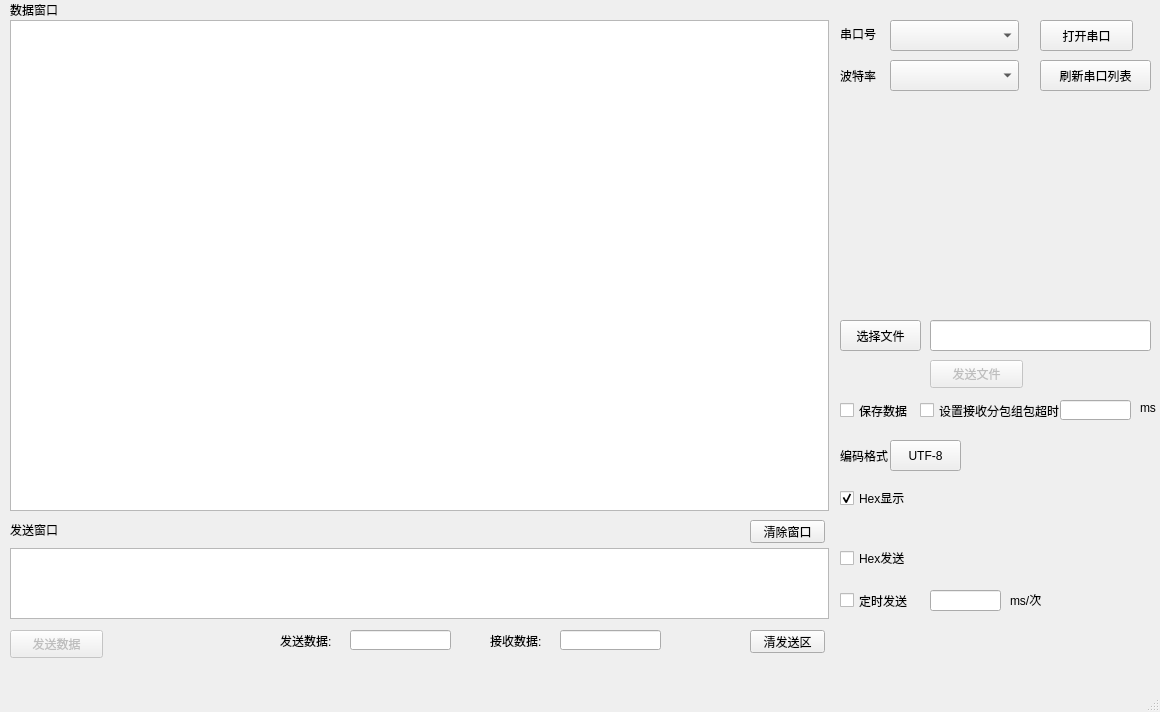
First picture: the form in ser_prj/untitled.ui, repository getBossMuchMoney/pyqt_serialTool, before the edit.
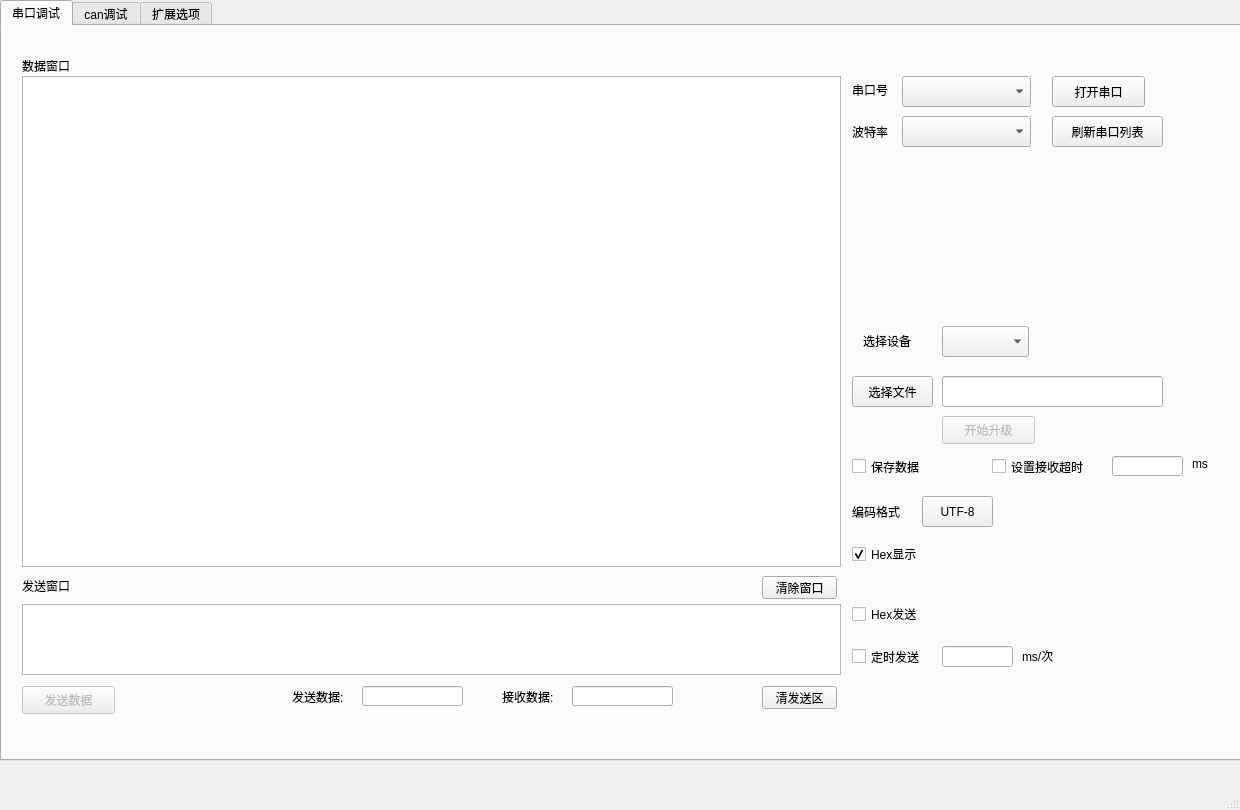
Second picture: the form after the edit.

```diff
--- a/ser_prj/untitled.ui
+++ b/ser_prj/untitled.ui
@@ -6,8 +6,8 @@
    <rect>
     <x>0</x>
     <y>0</y>
-    <width>1160</width>
-    <height>712</height>
+    <width>1240</width>
+    <height>810</height>
    </rect>
   </property>
   <property name="windowTitle">
@@ -17,11 +17,86 @@
    <enum>Qt::LeftToRight</enum>
   </property>
   <widget class="QWidget" name="centralwidget">
+   <widget class="QTabWidget" name="tabWidget">
+    <property name="geometry">
+     <rect>
+      <x>0</x>
+      <y>0</y>
+      <width>1241</width>
+      <height>761</height>
+     </rect>
+    </property>
+    <property name="currentIndex">
+     <number>0</number>
+    </property>
+    <widget class="QWidget" name="tab">
+     <attribute name="title">
+      <string>串口调试</string>
+     </attribute>
+     <widget class="QComboBox" name="Com_Band">
+      <property name="geometry">
+       <rect>
+        <x>900</x>
+        <y>90</y>
+        <width>129</width>
+        <height>31</height>
+       </rect>
+      </property>
+     </widget>
+     <widget class="QPushButton" name="Open_Com">
+      <property name="geometry">
+       <rect>
+        <x>1050</x>
+        <y>50</y>
+        <width>93</width>
+        <height>31</height>
+       </rect>
+      </property>
+      <property name="text">
+       <string>打开串口</string>
+      </property>
+     </widget>
+     <widget class="QTextEdit" name="Send_Data_Display">
+      <property name="geometry">
+       <rect>
+        <x>20</x>
+        <y>578</y>
+        <width>819</width>
+        <height>71</height>
+       </rect>
+      </property>
+     </widget>
+     <widget class="QPushButton" name="encodingFormat">
+      <property name="geometry">
+       <rect>
+        <x>920</x>
+        <y>470</y>
+        <width>71</width>
+        <height>31</height>
+       </rect>
+      </property>
+      <property name="text">
+       <string>UTF-8</string>
+      </property>
+     </widget>
+     <widget class="QLabel" name="label_3">
+      <property name="geometry">
+       <rect>
+        <x>850</x>
+        <y>48</y>
+        <width>49</width>
+        <height>31</height>
+       </rect>
+      </property>
+      <property name="text">
+       <string>串口号</string>
+      </property>
+     </widget>
    <widget class="QTextEdit" name="Data_Display">
     <property name="geometry">
      <rect>
-      <x>10</x>
-      <y>20</y>
+        <x>20</x>
+        <y>50</y>
       <width>819</width>
       <height>491</height>
      </rect>
@@ -33,173 +108,34 @@
      <string/>
     </property>
    </widget>
-   <widget class="QLabel" name="label_2">
+     <widget class="QComboBox" name="ChosedeviceID">
     <property name="geometry">
      <rect>
-      <x>10</x>
-      <y>520</y>
-      <width>69</width>
-      <height>19</height>
-     </rect>
-    </property>
-    <property name="text">
-     <string>发送窗口</string>
-    </property>
-   </widget>
-   <widget class="QPushButton" name="Send_Data">
-    <property name="enabled">
-     <bool>false</bool>
-    </property>
-    <property name="geometry">
-     <rect>
-      <x>10</x>
-      <y>630</y>
-      <width>93</width>
-      <height>28</height>
-     </rect>
-    </property>
-    <property name="text">
-     <string>发送数据</string>
-    </property>
-   </widget>
-   <widget class="QTextEdit" name="Send_Data_Display">
-    <property name="geometry">
-     <rect>
-      <x>10</x>
-      <y>548</y>
-      <width>819</width>
-      <height>71</height>
-     </rect>
-    </property>
-   </widget>
-   <widget class="QLabel" name="label">
-    <property name="geometry">
-     <rect>
-      <x>10</x>
-      <y>0</y>
-      <width>69</width>
-      <height>19</height>
-     </rect>
-    </property>
-    <property name="text">
-     <string>数据窗口</string>
-    </property>
-   </widget>
-   <widget class="QComboBox" name="Com_Band">
-    <property name="geometry">
-     <rect>
-      <x>890</x>
-      <y>60</y>
-      <width>129</width>
+        <x>940</x>
+        <y>300</y>
+        <width>87</width>
       <height>31</height>
      </rect>
     </property>
    </widget>
-   <widget class="QLabel" name="label_4">
+     <widget class="QLineEdit" name="sendLength">
     <property name="geometry">
      <rect>
-      <x>840</x>
-      <y>60</y>
-      <width>49</width>
-      <height>31</height>
-     </rect>
-    </property>
-    <property name="text">
-     <string>波特率</string>
-    </property>
-   </widget>
-   <widget class="QComboBox" name="Com_Port">
-    <property name="geometry">
-     <rect>
-      <x>890</x>
-      <y>20</y>
-      <width>129</width>
-      <height>31</height>
-     </rect>
-    </property>
-   </widget>
-   <widget class="QLabel" name="label_3">
-    <property name="geometry">
-     <rect>
-      <x>840</x>
-      <y>18</y>
-      <width>49</width>
-      <height>31</height>
-     </rect>
-    </property>
-    <property name="text">
-     <string>串口号</string>
-    </property>
-   </widget>
-   <widget class="QPushButton" name="Open_Com">
-    <property name="geometry">
-     <rect>
-      <x>1040</x>
-      <y>20</y>
-      <width>93</width>
-      <height>31</height>
-     </rect>
-    </property>
-    <property name="text">
-     <string>打开串口</string>
-    </property>
-   </widget>
-   <widget class="QPushButton" name="ClearRecShow">
-    <property name="geometry">
-     <rect>
-      <x>750</x>
-      <y>520</y>
-      <width>75</width>
-      <height>23</height>
-     </rect>
-    </property>
-    <property name="text">
-     <string>清除窗口</string>
-    </property>
-   </widget>
-   <widget class="QCheckBox" name="recHexShow">
-    <property name="geometry">
-     <rect>
-      <x>840</x>
-      <y>490</y>
-      <width>81</width>
-      <height>16</height>
-     </rect>
-    </property>
-    <property name="text">
-     <string>Hex显示</string>
-    </property>
-    <property name="checkable">
+        <x>360</x>
+        <y>660</y>
+        <width>101</width>
+        <height>20</height>
+       </rect>
+      </property>
+      <property name="readOnly">
      <bool>true</bool>
-    </property>
-    <property name="checked">
-     <bool>true</bool>
-    </property>
-    <property name="tristate">
-     <bool>false</bool>
-    </property>
-   </widget>
-   <widget class="QCheckBox" name="sendHex">
-    <property name="geometry">
-     <rect>
-      <x>840</x>
-      <y>550</y>
-      <width>81</width>
-      <height>16</height>
-     </rect>
-    </property>
-    <property name="text">
-     <string>Hex发送</string>
-    </property>
-    <property name="checked">
-     <bool>false</bool>
     </property>
    </widget>
    <widget class="QPushButton" name="ClearSendShow">
     <property name="geometry">
      <rect>
-      <x>750</x>
-      <y>630</y>
+        <x>760</x>
+        <y>660</y>
       <width>75</width>
       <height>23</height>
      </rect>
@@ -208,11 +144,21 @@
      <string>清发送区</string>
     </property>
    </widget>
+     <widget class="QLineEdit" name="file_selected">
+      <property name="geometry">
+       <rect>
+        <x>940</x>
+        <y>350</y>
+        <width>221</width>
+        <height>31</height>
+       </rect>
+      </property>
+     </widget>
    <widget class="QPushButton" name="ComReflash">
     <property name="geometry">
      <rect>
-      <x>1040</x>
-      <y>60</y>
+        <x>1050</x>
+        <y>90</y>
       <width>111</width>
       <height>31</height>
      </rect>
@@ -221,11 +167,40 @@
      <string>刷新串口列表</string>
     </property>
    </widget>
+     <widget class="QLabel" name="label">
+      <property name="geometry">
+       <rect>
+        <x>20</x>
+        <y>30</y>
+        <width>69</width>
+        <height>19</height>
+       </rect>
+      </property>
+      <property name="text">
+       <string>数据窗口</string>
+      </property>
+     </widget>
+     <widget class="QCheckBox" name="sendHex">
+      <property name="geometry">
+       <rect>
+        <x>850</x>
+        <y>580</y>
+        <width>81</width>
+        <height>16</height>
+       </rect>
+      </property>
+      <property name="text">
+       <string>Hex发送</string>
+      </property>
+      <property name="checked">
+       <bool>false</bool>
+      </property>
+     </widget>
    <widget class="QLineEdit" name="send_freq">
     <property name="geometry">
      <rect>
-      <x>930</x>
-      <y>590</y>
+        <x>940</x>
+        <y>620</y>
       <width>71</width>
       <height>21</height>
      </rect>
@@ -243,11 +218,21 @@
      <bool>false</bool>
     </property>
    </widget>
+     <widget class="QComboBox" name="Com_Port">
+      <property name="geometry">
+       <rect>
+        <x>900</x>
+        <y>50</y>
+        <width>129</width>
+        <height>31</height>
+       </rect>
+      </property>
+     </widget>
    <widget class="QLabel" name="label_5">
     <property name="geometry">
      <rect>
-      <x>1010</x>
-      <y>590</y>
+        <x>1020</x>
+        <y>620</y>
       <width>54</width>
       <height>20</height>
      </rect>
@@ -256,40 +241,11 @@
      <string>ms/次</string>
     </property>
    </widget>
-   <widget class="QCheckBox" name="send_auto">
-    <property name="geometry">
-     <rect>
-      <x>840</x>
-      <y>590</y>
-      <width>91</width>
-      <height>21</height>
-     </rect>
-    </property>
-    <property name="text">
-     <string>定时发送</string>
-    </property>
-    <property name="checkable">
-     <bool>false</bool>
-    </property>
-   </widget>
-   <widget class="QPushButton" name="encodingFormat">
-    <property name="geometry">
-     <rect>
-      <x>890</x>
-      <y>440</y>
-      <width>71</width>
-      <height>31</height>
-     </rect>
-    </property>
-    <property name="text">
-     <string>UTF-8</string>
-    </property>
-   </widget>
    <widget class="QLabel" name="label_6">
     <property name="geometry">
      <rect>
-      <x>840</x>
-      <y>440</y>
+        <x>850</x>
+        <y>470</y>
       <width>61</width>
       <height>31</height>
      </rect>
@@ -298,89 +254,11 @@
      <string>编码格式</string>
     </property>
    </widget>
-   <widget class="QToolButton" name="open_file_click">
-    <property name="geometry">
-     <rect>
-      <x>840</x>
-      <y>320</y>
-      <width>81</width>
-      <height>31</height>
-     </rect>
-    </property>
-    <property name="text">
-     <string>选择文件</string>
-    </property>
-   </widget>
-   <widget class="QPushButton" name="send_file_click">
-    <property name="enabled">
-     <bool>false</bool>
-    </property>
-    <property name="geometry">
-     <rect>
-      <x>930</x>
-      <y>360</y>
-      <width>93</width>
-      <height>28</height>
-     </rect>
-    </property>
-    <property name="text">
-     <string>发送文件</string>
-    </property>
-   </widget>
-   <widget class="QLineEdit" name="file_selected">
-    <property name="geometry">
-     <rect>
-      <x>930</x>
-      <y>320</y>
-      <width>221</width>
-      <height>31</height>
-     </rect>
-    </property>
-   </widget>
-   <widget class="QLineEdit" name="sendLength">
-    <property name="geometry">
-     <rect>
-      <x>350</x>
-      <y>630</y>
-      <width>101</width>
-      <height>20</height>
-     </rect>
-    </property>
-    <property name="readOnly">
-     <bool>true</bool>
-    </property>
-   </widget>
-   <widget class="QLineEdit" name="receiveLength">
-    <property name="geometry">
-     <rect>
-      <x>560</x>
-      <y>630</y>
-      <width>101</width>
-      <height>20</height>
-     </rect>
-    </property>
-    <property name="readOnly">
-     <bool>true</bool>
-    </property>
-   </widget>
-   <widget class="QLabel" name="label_7">
-    <property name="geometry">
-     <rect>
-      <x>280</x>
-      <y>630</y>
-      <width>71</width>
-      <height>21</height>
-     </rect>
-    </property>
-    <property name="text">
-     <string>发送数据:</string>
-    </property>
-   </widget>
    <widget class="QLabel" name="label_8">
     <property name="geometry">
      <rect>
-      <x>490</x>
-      <y>630</y>
+        <x>500</x>
+        <y>660</y>
       <width>71</width>
       <height>21</height>
      </rect>
@@ -389,30 +267,11 @@
      <string>接收数据:</string>
     </property>
    </widget>
-   <widget class="QLineEdit" name="recSubpackageTimeOut_input">
-    <property name="geometry">
-     <rect>
-      <x>1060</x>
-      <y>400</y>
-      <width>71</width>
-      <height>20</height>
-     </rect>
-    </property>
-    <property name="layoutDirection">
-     <enum>Qt::LeftToRight</enum>
-    </property>
-    <property name="echoMode">
-     <enum>QLineEdit::Normal</enum>
-    </property>
-    <property name="alignment">
-     <set>Qt::AlignRight|Qt::AlignTrailing|Qt::AlignVCenter</set>
-    </property>
-   </widget>
    <widget class="QLabel" name="label_10">
     <property name="geometry">
      <rect>
-      <x>1140</x>
-      <y>400</y>
+        <x>1190</x>
+        <y>430</y>
       <width>21</width>
       <height>16</height>
      </rect>
@@ -421,25 +280,67 @@
      <string>ms</string>
     </property>
    </widget>
-   <widget class="QCheckBox" name="subpackageCheck">
+     <widget class="QToolButton" name="open_file_click">
     <property name="geometry">
      <rect>
-      <x>920</x>
-      <y>400</y>
-      <width>141</width>
-      <height>21</height>
+        <x>850</x>
+        <y>350</y>
+        <width>81</width>
+        <height>31</height>
      </rect>
     </property>
     <property name="text">
-     <string>设置接收分包组包超时</string>
+       <string>选择文件</string>
+      </property>
+     </widget>
+     <widget class="QPushButton" name="ClearRecShow">
+      <property name="geometry">
+       <rect>
+        <x>760</x>
+        <y>550</y>
+        <width>75</width>
+        <height>23</height>
+       </rect>
+      </property>
+      <property name="text">
+       <string>清除窗口</string>
+      </property>
+     </widget>
+     <widget class="QPushButton" name="Send_Data">
+      <property name="enabled">
+       <bool>false</bool>
+      </property>
+      <property name="geometry">
+       <rect>
+        <x>20</x>
+        <y>660</y>
+        <width>93</width>
+        <height>28</height>
+       </rect>
+      </property>
+      <property name="text">
+       <string>发送数据</string>
+      </property>
+     </widget>
+     <widget class="QLabel" name="label_4">
+      <property name="geometry">
+       <rect>
+        <x>850</x>
+        <y>90</y>
+        <width>49</width>
+        <height>31</height>
+       </rect>
+      </property>
+      <property name="text">
+       <string>波特率</string>
     </property>
    </widget>
    <widget class="QCheckBox" name="SaveDataCheck">
     <property name="geometry">
      <rect>
-      <x>840</x>
-      <y>400</y>
-      <width>71</width>
+        <x>850</x>
+        <y>430</y>
+        <width>91</width>
       <height>21</height>
      </rect>
     </property>
@@ -447,6 +348,156 @@
      <string>保存数据</string>
     </property>
    </widget>
+     <widget class="QPushButton" name="start_update_click">
+      <property name="enabled">
+       <bool>false</bool>
+      </property>
+      <property name="geometry">
+       <rect>
+        <x>940</x>
+        <y>390</y>
+        <width>93</width>
+        <height>28</height>
+       </rect>
+      </property>
+      <property name="text">
+       <string>开始升级</string>
+      </property>
+     </widget>
+     <widget class="QLabel" name="label_7">
+      <property name="geometry">
+       <rect>
+        <x>290</x>
+        <y>660</y>
+        <width>71</width>
+        <height>21</height>
+       </rect>
+      </property>
+      <property name="text">
+       <string>发送数据:</string>
+      </property>
+     </widget>
+     <widget class="QLabel" name="label_9">
+      <property name="geometry">
+       <rect>
+        <x>861</x>
+        <y>304</y>
+        <width>71</width>
+        <height>21</height>
+       </rect>
+      </property>
+      <property name="text">
+       <string>选择设备</string>
+      </property>
+     </widget>
+     <widget class="QLineEdit" name="receiveLength">
+      <property name="geometry">
+       <rect>
+        <x>570</x>
+        <y>660</y>
+        <width>101</width>
+        <height>20</height>
+       </rect>
+      </property>
+      <property name="readOnly">
+       <bool>true</bool>
+      </property>
+     </widget>
+     <widget class="QLineEdit" name="recSubpackageTimeOut_input">
+      <property name="geometry">
+       <rect>
+        <x>1110</x>
+        <y>430</y>
+        <width>71</width>
+        <height>20</height>
+       </rect>
+      </property>
+      <property name="layoutDirection">
+       <enum>Qt::LeftToRight</enum>
+      </property>
+      <property name="echoMode">
+       <enum>QLineEdit::Normal</enum>
+      </property>
+      <property name="alignment">
+       <set>Qt::AlignRight|Qt::AlignTrailing|Qt::AlignVCenter</set>
+      </property>
+     </widget>
+     <widget class="QCheckBox" name="send_auto">
+      <property name="geometry">
+       <rect>
+        <x>850</x>
+        <y>620</y>
+        <width>91</width>
+        <height>21</height>
+       </rect>
+      </property>
+      <property name="text">
+       <string>定时发送</string>
+      </property>
+      <property name="checkable">
+       <bool>false</bool>
+      </property>
+     </widget>
+     <widget class="QCheckBox" name="subpackageCheck">
+      <property name="geometry">
+       <rect>
+        <x>990</x>
+        <y>430</y>
+        <width>121</width>
+        <height>21</height>
+       </rect>
+      </property>
+      <property name="text">
+       <string>设置接收超时</string>
+      </property>
+     </widget>
+     <widget class="QLabel" name="label_2">
+      <property name="geometry">
+       <rect>
+        <x>20</x>
+        <y>550</y>
+        <width>69</width>
+        <height>19</height>
+       </rect>
+      </property>
+      <property name="text">
+       <string>发送窗口</string>
+      </property>
+     </widget>
+     <widget class="QCheckBox" name="recHexShow">
+      <property name="geometry">
+       <rect>
+        <x>850</x>
+        <y>520</y>
+        <width>81</width>
+        <height>16</height>
+       </rect>
+      </property>
+      <property name="text">
+       <string>Hex显示</string>
+      </property>
+      <property name="checkable">
+       <bool>true</bool>
+      </property>
+      <property name="checked">
+       <bool>true</bool>
+      </property>
+      <property name="tristate">
+       <bool>false</bool>
+      </property>
+     </widget>
+    </widget>
+    <widget class="QWidget" name="tab_2">
+     <attribute name="title">
+      <string>can调试</string>
+     </attribute>
+    </widget>
+    <widget class="QWidget" name="tab_3">
+     <attribute name="title">
+      <string>扩展选项</string>
+     </attribute>
+    </widget>
+   </widget>
   </widget>
   <widget class="QMenuBar" name="menubar">
    <property name="geometry">
```
Left out of the diff: 70 changed lines with no effect on the pictures. Lines whose indentation alone changed are shown as unchanged.
